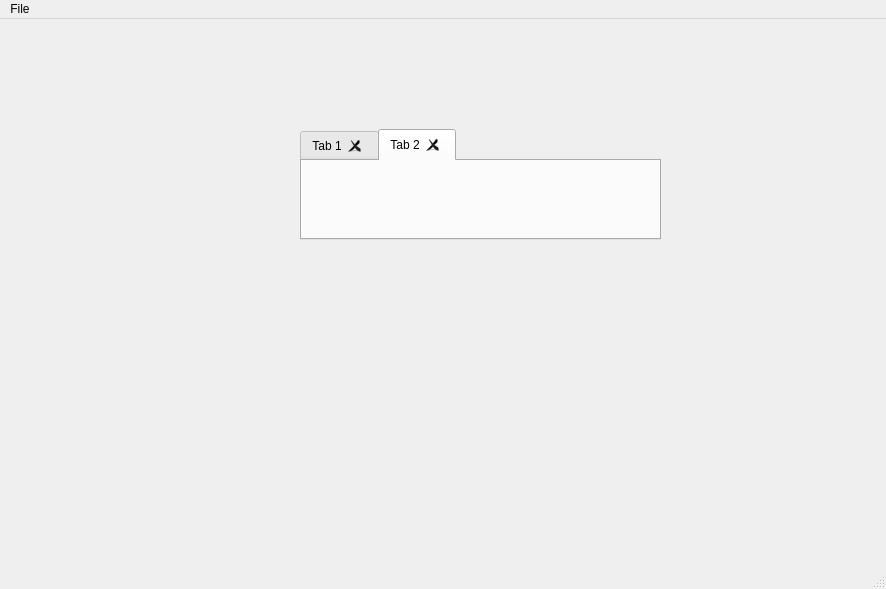
This is mainwindow.ui in isahakv/ISOWebBrowser as Qt 5 draws it before an edit. The edited form follows.
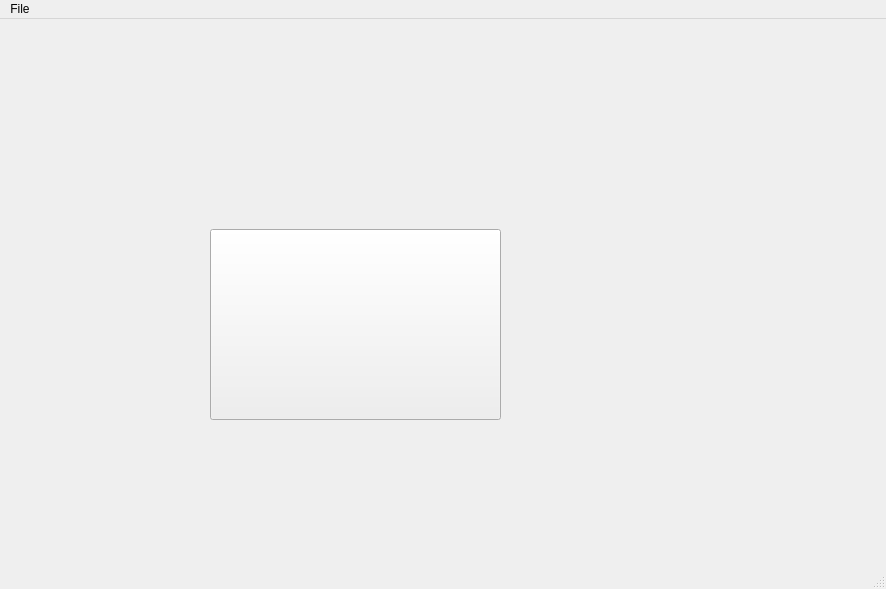
This is the edited form. Icons and pictures are not drawn.

Patch:
```diff
--- a/mainwindow.ui
+++ b/mainwindow.ui
@@ -14,52 +14,27 @@
    <string>MainWindow</string>
   </property>
   <widget class="QWidget" name="centralwidget">
-   <widget class="QTabWidget" name="tabWidget">
+   <widget class="QPushButton" name="pushButton">
     <property name="geometry">
      <rect>
-      <x>300</x>
-      <y>110</y>
-      <width>361</width>
-      <height>111</height>
+      <x>210</x>
+      <y>210</y>
+      <width>291</width>
+      <height>191</height>
      </rect>
     </property>
-    <property name="mouseTracking">
-     <bool>false</bool>
+    <property name="text">
+     <string/>
     </property>
     <property name="acceptDrops">
      <bool>true</bool>
     </property>
-    <property name="tabShape">
-     <enum>QTabWidget::Rounded</enum>
+    <property name="iconSize">
+     <size>
+      <width>128</width>
+      <height>128</height>
+     </size>
     </property>
-    <property name="currentIndex">
-     <number>1</number>
-    </property>
-    <property name="elideMode">
-     <enum>Qt::ElideRight</enum>
-    </property>
-    <property name="documentMode">
-     <bool>false</bool>
-    </property>
-    <property name="tabsClosable">
-     <bool>true</bool>
-    </property>
-    <property name="movable">
-     <bool>true</bool>
-    </property>
-    <property name="tabBarAutoHide">
-     <bool>false</bool>
-    </property>
-    <widget class="QWidget" name="tab">
-     <attribute name="title">
-      <string>Tab 1</string>
-     </attribute>
-    </widget>
-    <widget class="QWidget" name="tab_2">
-     <attribute name="title">
-      <string>Tab 2</string>
-     </attribute>
-    </widget>
    </widget>
   </widget>
   <widget class="QMenuBar" name="menubar">
```
Left out of the diff: 9 changed lines with no effect on the pictures.
